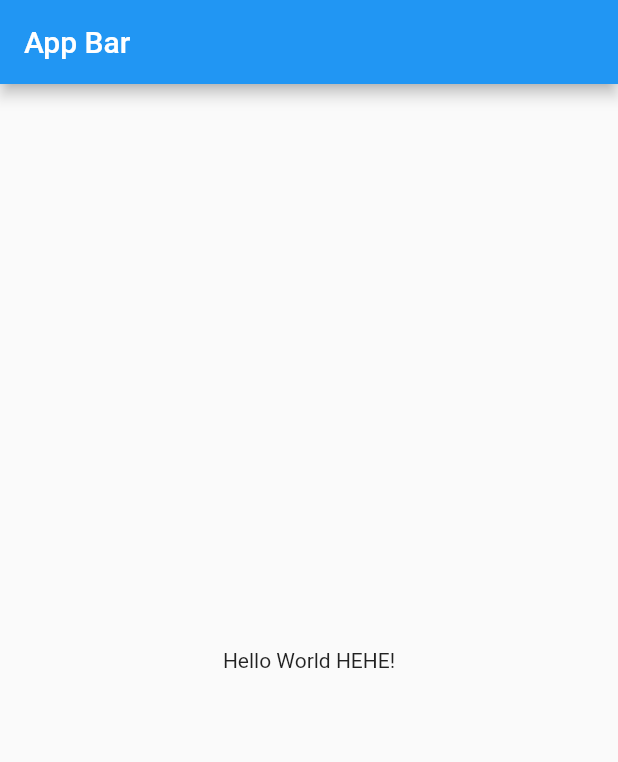
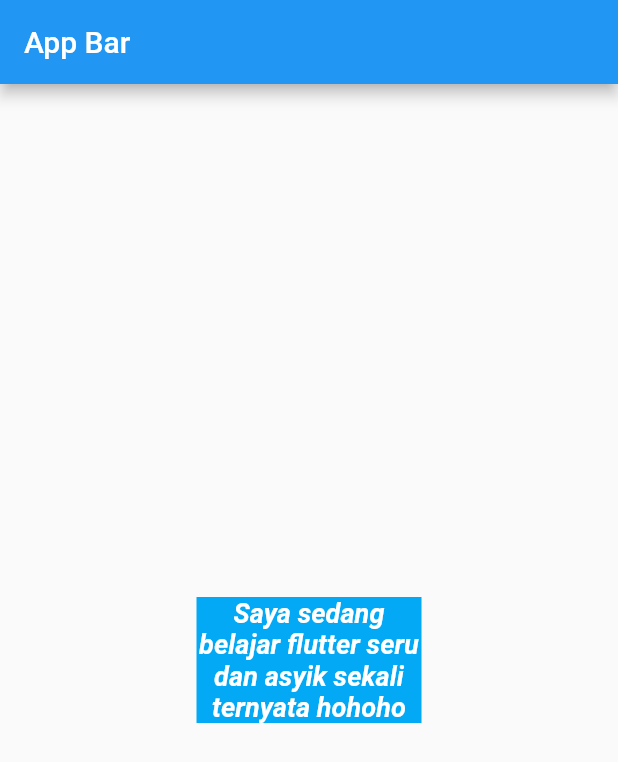
Before and after one commit to ashandileo/flutter, a Flutter app: the screen it shows after launch, on a phone screen of 412 x 824 dp. Shown: the top 762 px of the screen. Run offline on Flutter 3.47's test engine with Material 2 defaults, Android fonts, the phone set to English and light mode, and no system bars.

Commit message:
explore widget Text property

```diff
--- a/lib/main.dart
+++ b/lib/main.dart
@@ -10,7 +10,26 @@ class MyApp extends StatelessWidget {
     return MaterialApp(
       home: Scaffold(
         appBar: AppBar(title: Text("App Bar")),
-        body: Center(child: Text("Hello World HEHE!")),
+        body: Center(
+            child: Container(
+                color: Colors.lightBlue,
+                width: 150,
+                // height: 50,
+                child: Text(
+                  "Saya sedang belajar flutter seru dan asyik sekali ternyata hohoho",
+                  // maxLines: 2,
+                  // overflow: TextOverflow.clip,
+                  // softWrap: false,
+                  textAlign: TextAlign.center,
+                  style: TextStyle(
+                    color: Colors.white,
+                    fontStyle: FontStyle.italic,
+                    fontWeight: FontWeight.bold,
+                    fontSize: 18
+                  ),
+                )
+            )
+        ),
       ),
     );
   }
```
